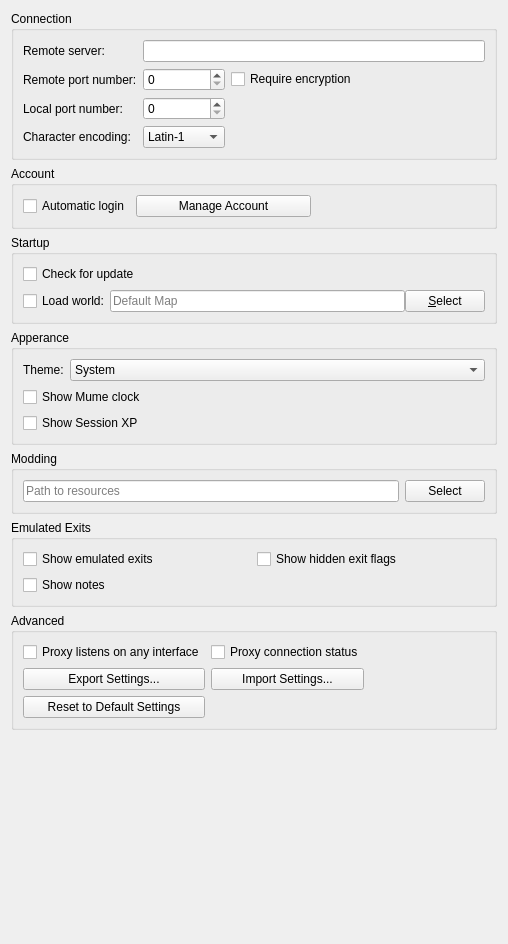
MUME/MMapper, file src/preferences/generalpage.ui: the form before one commit.
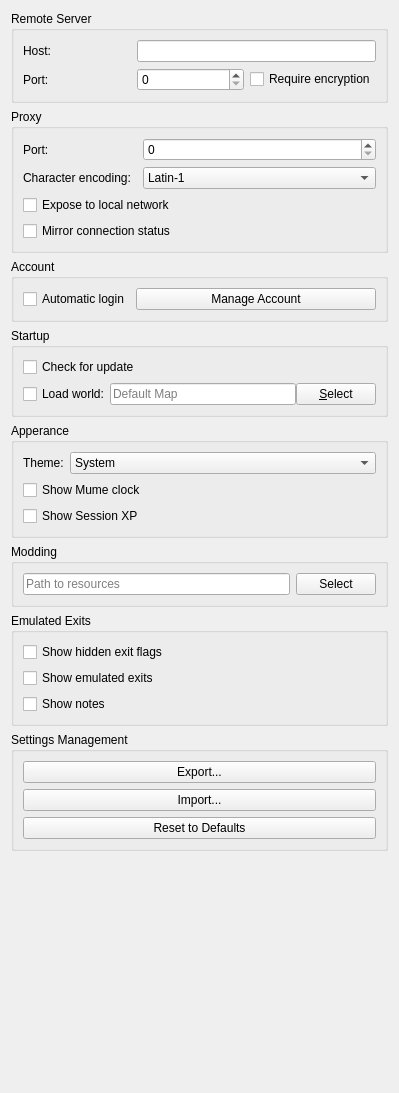
The form after the commit.

The edit to the form file:
```diff
--- a/src/preferences/generalpage.ui
+++ b/src/preferences/generalpage.ui
@@ -6,21 +6,173 @@
    <rect>
     <x>0</x>
     <y>0</y>
-    <width>508</width>
-    <height>944</height>
+    <width>399</width>
+    <height>1093</height>
    </rect>
   </property>
   <property name="windowTitle">
    <string>Form1</string>
   </property>
-  <layout class="QVBoxLayout">
-   <item>
-    <widget class="QGroupBox" name="groupBox_connections">
+  <layout class="QGridLayout" name="gridLayout">
+   <item row="7" column="0">
+    <widget class="QGroupBox" name="groupBox_2">
      <property name="title">
-      <string>Connection</string>
+      <string>Settings Management</string>
      </property>
-     <layout class="QGridLayout" name="gridLayout_5">
-      <item row="2" column="0">
+     <layout class="QVBoxLayout" name="verticalLayout_2">
+      <item>
+       <widget class="QPushButton" name="configurationExportButton">
+        <property name="text">
+         <string>Export...</string>
+        </property>
+       </widget>
+      </item>
+      <item>
+       <widget class="QPushButton" name="configurationImportButton">
+        <property name="text">
+         <string>Import...</string>
+        </property>
+       </widget>
+      </item>
+      <item>
+       <widget class="QPushButton" name="configurationResetButton">
+        <property name="text">
+         <string>Reset to Defaults</string>
+        </property>
+       </widget>
+      </item>
+     </layout>
+    </widget>
+   </item>
+   <item row="2" column="0">
+    <widget class="QGroupBox" name="groupBox_3">
+     <property name="title">
+      <string>Account</string>
+     </property>
+     <layout class="QHBoxLayout" name="horizontalLayout">
+      <item>
+       <widget class="QCheckBox" name="autoLogin">
+        <property name="text">
+         <string>Automatic login</string>
+        </property>
+       </widget>
+      </item>
+      <item>
+       <widget class="QPushButton" name="setPassword">
+        <property name="sizePolicy">
+         <sizepolicy hsizetype="Expanding" vsizetype="Fixed">
+          <horstretch>0</horstretch>
+          <verstretch>0</verstretch>
+         </sizepolicy>
+        </property>
+        <property name="text">
+         <string>Manage Account</string>
+        </property>
+       </widget>
+      </item>
+     </layout>
+    </widget>
+   </item>
+   <item row="5" column="0">
+    <widget class="QGroupBox" name="groupBox_modding">
+     <property name="title">
+      <string>Modding</string>
+     </property>
+     <layout class="QHBoxLayout" name="horizontalLayout_modding">
+      <item>
+       <widget class="QLineEdit" name="resourceLineEdit">
+        <property name="placeholderText">
+         <string>Path to resources</string>
+        </property>
+       </widget>
+      </item>
+      <item>
+       <widget class="QPushButton" name="resourcePushButton">
+        <property name="text">
+         <string>Select</string>
+        </property>
+       </widget>
+      </item>
+     </layout>
+    </widget>
+   </item>
+   <item row="4" column="0">
+    <widget class="QGroupBox" name="groupBox_statusbar">
+     <property name="title">
+      <string>Apperance</string>
+     </property>
+     <layout class="QGridLayout" name="gridLayout_4">
+      <property name="bottomMargin">
+       <number>9</number>
+      </property>
+      <item row="1" column="0" colspan="2">
+       <widget class="QCheckBox" name="displayMumeClockCheckBox">
+        <property name="text">
+         <string>Show Mume clock</string>
+        </property>
+       </widget>
+      </item>
+      <item row="0" column="0">
+       <widget class="QLabel" name="label_4">
+        <property name="sizePolicy">
+         <sizepolicy hsizetype="Minimum" vsizetype="Preferred">
+          <horstretch>0</horstretch>
+          <verstretch>0</verstretch>
+         </sizepolicy>
+        </property>
+        <property name="text">
+         <string>Theme:</string>
+        </property>
+        <property name="buddy">
+         <cstring>themeComboBox</cstring>
+        </property>
+       </widget>
+      </item>
+      <item row="0" column="1">
+       <widget class="QComboBox" name="themeComboBox">
+        <property name="sizePolicy">
+         <sizepolicy hsizetype="Expanding" vsizetype="Fixed">
+          <horstretch>0</horstretch>
+          <verstretch>0</verstretch>
+         </sizepolicy>
+        </property>
+        <property name="focusPolicy">
+         <enum>Qt::FocusPolicy::StrongFocus</enum>
+        </property>
+        <item>
+         <property name="text">
+          <string>System</string>
+         </property>
+        </item>
+        <item>
+         <property name="text">
+          <string>Dark</string>
+         </property>
+        </item>
+        <item>
+         <property name="text">
+          <string>Light</string>
+         </property>
+        </item>
+       </widget>
+      </item>
+      <item row="2" column="0" colspan="2">
+       <widget class="QCheckBox" name="displayXPStatusCheckBox">
+        <property name="text">
+         <string>Show Session XP</string>
+        </property>
+       </widget>
+      </item>
+     </layout>
+    </widget>
+   </item>
+   <item row="1" column="0">
+    <widget class="QGroupBox" name="groupBox_4">
+     <property name="title">
+      <string>Proxy</string>
+     </property>
+     <layout class="QGridLayout" name="gridLayout_7">
+      <item row="0" column="0">
        <widget class="QLabel" name="textLabel4_2">
         <property name="sizePolicy">
          <sizepolicy hsizetype="Minimum" vsizetype="Preferred">
@@ -29,21 +181,104 @@
          </sizepolicy>
         </property>
         <property name="text">
-         <string>Local port number:</string>
+         <string>Port:</string>
         </property>
         <property name="buddy">
          <cstring>localPort</cstring>
         </property>
        </widget>
       </item>
-      <item row="1" column="1">
-       <widget class="QSpinBox" name="remotePort">
+      <item row="1" column="0">
+       <widget class="QLabel" name="label">
+        <property name="sizePolicy">
+         <sizepolicy hsizetype="Minimum" vsizetype="Preferred">
+          <horstretch>0</horstretch>
+          <verstretch>0</verstretch>
+         </sizepolicy>
+        </property>
+        <property name="text">
+         <string>Character encoding:</string>
+        </property>
+        <property name="buddy">
+         <cstring>charsetComboBox</cstring>
+        </property>
+       </widget>
+      </item>
+      <item row="2" column="0" colspan="3">
+       <widget class="QCheckBox" name="proxyListensOnAnyInterfaceCheckBox">
+        <property name="toolTip">
+         <string>Allow external traffic to connect to MMapper</string>
+        </property>
+        <property name="text">
+         <string>Expose to local network</string>
+        </property>
+       </widget>
+      </item>
+      <item row="3" column="0" colspan="2">
+       <widget class="QCheckBox" name="proxyConnectionStatusCheckBox">
+        <property name="toolTip">
+         <string>Disconnect from the mud client when MUME disconnects</string>
+        </property>
+        <property name="text">
+         <string>Mirror connection status</string>
+        </property>
+       </widget>
+      </item>
+      <item row="0" column="1" colspan="2">
+       <widget class="QSpinBox" name="localPort">
+        <property name="focusPolicy">
+         <enum>Qt::FocusPolicy::StrongFocus</enum>
+        </property>
         <property name="maximum">
          <number>65535</number>
         </property>
        </widget>
       </item>
-      <item row="0" column="1" colspan="3">
+      <item row="1" column="1" colspan="2">
+       <widget class="QComboBox" name="charsetComboBox">
+        <property name="focusPolicy">
+         <enum>Qt::FocusPolicy::StrongFocus</enum>
+        </property>
+        <item>
+         <property name="text">
+          <string extracomment="Default encoding">Latin-1</string>
+         </property>
+        </item>
+        <item>
+         <property name="text">
+          <string extracomment="Modern clients only">UTF-8</string>
+         </property>
+        </item>
+        <item>
+         <property name="text">
+          <string extracomment="No special characters">US-ASCII</string>
+         </property>
+        </item>
+       </widget>
+      </item>
+     </layout>
+    </widget>
+   </item>
+   <item row="8" column="0">
+    <spacer name="verticalSpacer">
+     <property name="orientation">
+      <enum>Qt::Orientation::Vertical</enum>
+     </property>
+     <property name="sizeHint" stdset="0">
+      <size>
+       <width>20</width>
+       <height>40</height>
+      </size>
+     </property>
+    </spacer>
+   </item>
+   <item row="0" column="0">
+    <widget class="QGroupBox" name="groupBox_connections">
+     <property name="title">
+      <string>Remote Server</string>
+     </property>
+     <layout class="QGridLayout" name="gridLayout_5">
+      <item row="0" column="1" colspan="2">
        <widget class="QLineEdit" name="remoteName">
         <property name="sizePolicy">
          <sizepolicy hsizetype="Expanding" vsizetype="Fixed">
@@ -62,20 +297,13 @@
          </sizepolicy>
         </property>
         <property name="text">
-         <string>Remote port number:</string>
+         <string>Port:</string>
         </property>
         <property name="buddy">
          <cstring>remotePort</cstring>
         </property>
        </widget>
       </item>
-      <item row="2" column="1">
-       <widget class="QSpinBox" name="localPort">
-        <property name="maximum">
-         <number>65535</number>
-        </property>
-       </widget>
-      </item>
       <item row="1" column="2">
        <widget class="QCheckBox" name="encryptionCheckBox">
         <property name="toolTip">
@@ -86,6 +314,16 @@
         </property>
        </widget>
       </item>
+      <item row="1" column="1">
+       <widget class="QSpinBox" name="remotePort">
+        <property name="focusPolicy">
+         <enum>Qt::FocusPolicy::StrongFocus</enum>
+        </property>
+        <property name="maximum">
+         <number>65535</number>
+        </property>
+       </widget>
+      </item>
       <item row="0" column="0">
        <widget class="QLabel" name="textLabel2_2">
         <property name="sizePolicy">
@@ -95,101 +333,47 @@
          </sizepolicy>
         </property>
         <property name="text">
-         <string>Remote server:</string>
+         <string>Host:</string>
         </property>
         <property name="buddy">
          <cstring>remoteName</cstring>
         </property>
        </widget>
       </item>
-      <item row="1" column="3">
-       <spacer name="horizontalSpacer">
-        <property name="orientation">
-         <enum>Qt::Orientation::Horizontal</enum>
-        </property>
-        <property name="sizeHint" stdset="0">
-         <size>
-          <width>40</width>
-          <height>20</height>
-         </size>
-        </property>
-       </spacer>
-      </item>
-      <item row="3" column="0">
-       <widget class="QLabel" name="label">
-        <property name="text">
-         <string>Character encoding:</string>
-        </property>
-        <property name="buddy">
-         <cstring>charsetComboBox</cstring>
-        </property>
-       </widget>
-      </item>
-      <item row="3" column="1">
-       <widget class="QComboBox" name="charsetComboBox">
-        <item>
-         <property name="text">
-          <string extracomment="Default encoding">Latin-1</string>
-         </property>
-        </item>
-        <item>
-         <property name="text">
-          <string extracomment="Modern clients only">UTF-8</string>
-         </property>
-        </item>
-        <item>
-         <property name="text">
-          <string extracomment="No special characters">US-ASCII</string>
-         </property>
-        </item>
-       </widget>
-      </item>
      </layout>
     </widget>
    </item>
-   <item>
-    <widget class="QGroupBox" name="groupBox_3">
+   <item row="6" column="0">
+    <widget class="QGroupBox" name="groupBox_exits">
      <property name="title">
-      <string>Account</string>
+      <string>Emulated Exits</string>
      </property>
-     <layout class="QHBoxLayout" name="horizontalLayout">
+     <layout class="QVBoxLayout" name="verticalLayout">
       <item>
-       <widget class="QCheckBox" name="autoLogin">
+       <widget class="QCheckBox" name="showHiddenExitFlagsCheckBox">
         <property name="text">
-         <string>Automatic login</string>
+         <string>Show hidden exit flags</string>
         </property>
        </widget>
       </item>
       <item>
-       <widget class="QPushButton" name="setPassword">
-        <property name="sizePolicy">
-         <sizepolicy hsizetype="Expanding" vsizetype="Fixed">
-          <horstretch>0</horstretch>
-          <verstretch>0</verstretch>
-         </sizepolicy>
-        </property>
+       <widget class="QCheckBox" name="emulatedExitsCheckBox">
         <property name="text">
-         <string>Manage Account</string>
+         <string>Show emulated exits</string>
         </property>
        </widget>
       </item>
       <item>
-       <spacer name="horizontalSpacer_3">
-        <property name="orientation">
-         <enum>Qt::Orientation::Horizontal</enum>
+       <widget class="QCheckBox" name="showNotesCheckBox">
+        <property name="text">
+         <string>Show notes</string>
         </property>
-        <property name="sizeHint" stdset="0">
-         <size>
-          <width>40</width>
-          <height>20</height>
-         </size>
-        </property>
-       </spacer>
+       </widget>
       </item>
      </layout>
     </widget>
    </item>
-   <item>
+   <item row="3" column="0">
     <widget class="QGroupBox" name="groupBox">
      <property name="title">
       <string>Startup</string>
@@ -268,215 +452,6 @@
      </layout>
     </widget>
    </item>
-   <item>
-    <widget class="QGroupBox" name="groupBox_statusbar">
-     <property name="title">
-      <string>Apperance</string>
-     </property>
-     <layout class="QGridLayout" name="gridLayout_4">
-      <property name="bottomMargin">
-       <number>9</number>
-      </property>
-      <item row="0" column="1">
-       <widget class="QComboBox" name="themeComboBox">
-        <property name="sizePolicy">
-         <sizepolicy hsizetype="Expanding" vsizetype="Fixed">
-          <horstretch>0</horstretch>
-          <verstretch>0</verstretch>
-         </sizepolicy>
-        </property>
-        <item>
-         <property name="text">
-          <string>System</string>
-         </property>
-        </item>
-        <item>
-         <property name="text">
-          <string>Dark</string>
-         </property>
-        </item>
-        <item>
-         <property name="text">
-          <string>Light</string>
-         </property>
-        </item>
-       </widget>
-      </item>
-      <item row="0" column="0">
-       <widget class="QLabel" name="label_4">
-        <property name="sizePolicy">
-         <sizepolicy hsizetype="Minimum" vsizetype="Preferred">
-          <horstretch>0</horstretch>
-          <verstretch>0</verstretch>
-         </sizepolicy>
-        </property>
-        <property name="text">
-         <string>Theme:</string>
-        </property>
-        <property name="buddy">
-         <cstring>themeComboBox</cstring>
-        </property>
-       </widget>
-      </item>
-      <item row="1" column="0" colspan="2">
-       <widget class="QCheckBox" name="displayMumeClockCheckBox">
-        <property name="text">
-         <string>Show Mume clock</string>
-        </property>
-       </widget>
-      </item>
-      <item row="2" column="0" colspan="2">
-       <widget class="QCheckBox" name="displayXPStatusCheckBox">
-        <property name="text">
-         <string>Show Session XP</string>
-        </property>
-       </widget>
-      </item>
-     </layout>
-    </widget>
-   </item>
-   <item>
-    <widget class="QGroupBox" name="groupBox_modding">
-     <property name="title">
-      <string>Modding</string>
-     </property>
-     <layout class="QHBoxLayout" name="horizontalLayout_modding">
-      <item>
-       <widget class="QLineEdit" name="resourceLineEdit">
-        <property name="placeholderText">
-         <string>Path to resources</string>
-        </property>
-       </widget>
-      </item>
-      <item>
-       <widget class="QPushButton" name="resourcePushButton">
-        <property name="text">
-         <string>Select</string>
-        </property>
-       </widget>
-      </item>
-     </layout>
-    </widget>
-   </item>
-   <item>
-    <widget class="QGroupBox" name="groupBox_exits">
-     <property name="title">
-      <string>Emulated Exits</string>
-     </property>
-     <layout class="QGridLayout" name="gridLayout_6">
-      <item row="0" column="0">
-       <widget class="QCheckBox" name="emulatedExitsCheckBox">
-        <property name="text">
-         <string>Show emulated exits</string>
-        </property>
-       </widget>
-      </item>
-      <item row="0" column="1">
-       <widget class="QCheckBox" name="showHiddenExitFlagsCheckBox">
-        <property name="text">
-         <string>Show hidden exit flags</string>
-        </property>
-       </widget>
-      </item>
-      <item row="1" column="0">
-       <widget class="QCheckBox" name="showNotesCheckBox">
-        <property name="text">
-         <string>Show notes</string>
-        </property>
-       </widget>
-      </item>
-     </layout>
-    </widget>
-   </item>
-   <item>
-    <widget class="QGroupBox" name="groupBox_2">
-     <property name="title">
-      <string>Advanced</string>
-     </property>
-     <layout class="QGridLayout" name="gridLayout">
-      <item row="2" column="0">
-       <widget class="QPushButton" name="configurationResetButton">
-        <property name="text">
-         <string>Reset to Default Settings</string>
-        </property>
-       </widget>
-      </item>
-      <item row="0" column="1">
-       <widget class="QCheckBox" name="proxyConnectionStatusCheckBox">
-        <property name="toolTip">
-         <string>Disconnect from the mud client when MUME disconnects</string>
-        </property>
-        <property name="text">
-         <string>Proxy connection status</string>
-        </property>
-       </widget>
-      </item>
-      <item row="1" column="1">
-       <widget class="QPushButton" name="configurationImportButton">
-        <property name="text">
-         <string>Import Settings...</string>
-        </property>
-       </widget>
-      </item>
-      <item row="0" column="0">
-       <widget class="QCheckBox" name="proxyListensOnAnyInterfaceCheckBox">
-        <property name="toolTip">
-         <string>Allow external traffic to connect to MMapper</string>
-        </property>
-        <property name="text">
-         <string>Proxy listens on any interface</string>
-        </property>
-       </widget>
-      </item>
-      <item row="1" column="0">
-       <widget class="QPushButton" name="configurationExportButton">
-        <property name="text">
-         <string>Export Settings...</string>
-        </property>
-       </widget>
-      </item>
-      <item row="1" column="2">
-       <spacer name="horizontalSpacer_4">
-        <property name="orientation">
-         <enum>Qt::Orientation::Horizontal</enum>
-        </property>
-        <property name="sizeHint" stdset="0">
-         <size>
-          <width>40</width>
-          <height>20</height>
-         </size>
-        </property>
-       </spacer>
-      </item>
-      <item row="2" column="1" colspan="2">
-       <spacer name="horizontalSpacer_2">
-        <property name="orientation">
-         <enum>Qt::Orientation::Horizontal</enum>
-        </property>
-        <property name="sizeHint" stdset="0">
-         <size>
-          <width>40</width>
-          <height>20</height>
-         </size>
-        </property>
-       </spacer>
-      </item>
-     </layout>
-    </widget>
-   </item>
-   <item>
-    <spacer name="verticalSpacer">
-     <property name="orientation">
-      <enum>Qt::Orientation::Vertical</enum>
-     </property>
-     <property name="sizeHint" stdset="0">
-      <size>
-       <width>20</width>
-       <height>40</height>
-      </size>
-     </property>
-    </spacer>
-   </item>
   </layout>
  </widget>
  <tabstops>
```
Left out of the diff: 20 changed lines with no effect on the pictures.
